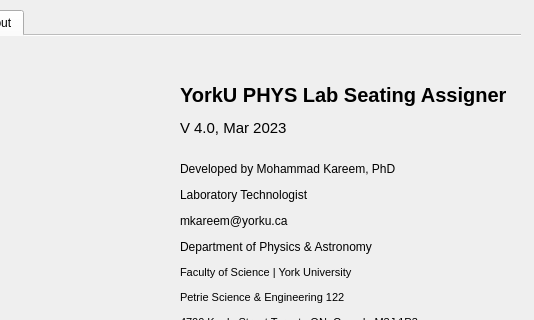
The window that YorkULabSeating_v5.ui (tdgskinner/yorku-phys-lab-seating) describes before a commit, drawn with Qt 5; both pictures show x 220 to 754 and y 0 to 320 of the 754 by 525 pixel window.
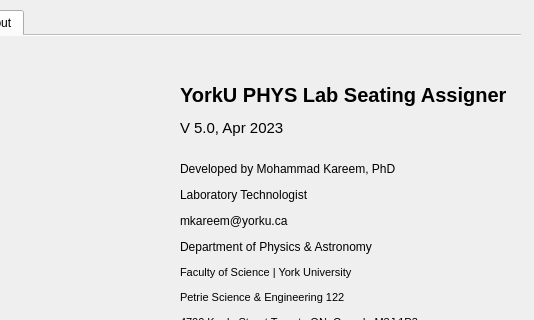
The same window after the commit. The open tabs and pages were chosen to show the change. Icons and pictures are not drawn.

Commit message: exp dropdown implemented

Diff of the .ui file:
```diff
--- a/YorkULabSeating_v5.ui
+++ b/YorkULabSeating_v5.ui
@@ -698,7 +698,7 @@
        </font>
       </property>
       <property name="text">
-       <string>&lt;html&gt;&lt;head/&gt;&lt;body&gt;&lt;p&gt;&lt;span style=&quot; font-size:15pt; font-weight:600;&quot;&gt;YorkU PHYS Lab Seating Assigner&lt;/span&gt;&lt;/p&gt;&lt;p&gt;&lt;span style=&quot; font-size:11pt;&quot;&gt;V 4.0, Mar 2023&lt;/span&gt;&lt;br/&gt;&lt;/p&gt;&lt;p&gt;Developed by Mohammad Kareem, PhD&lt;/p&gt;&lt;p&gt;&lt;span style=&quot; font-family:'Calibri,sans-serif'; color:#000000;&quot;&gt;Laboratory Technologist&lt;/span&gt;&lt;/p&gt;&lt;p&gt;mkareem@yorku.ca&lt;/p&gt;&lt;p&gt;Department of Physics &amp;amp; Astronomy&lt;/p&gt;&lt;p&gt;&lt;span style=&quot; font-size:8.5pt; color:#000000;&quot;&gt;Faculty of Science | &lt;/span&gt;&lt;span style=&quot; font-size:8.5pt; color:#000000; text-transform:uppercase;&quot;&gt;York University&lt;/span&gt;&lt;/p&gt;&lt;p&gt;&lt;span style=&quot; font-size:8.5pt; color:#000000;&quot;&gt;Petrie Science &amp;amp; Engineering 122&lt;/span&gt;&lt;/p&gt;&lt;p&gt;&lt;span style=&quot; font-size:8.5pt; color:#000000;&quot;&gt;4700 Keele Street Toronto ON, Canada M3J 1P3&lt;/span&gt;&lt;/p&gt;&lt;/body&gt;&lt;/html&gt;</string>
+       <string>&lt;html&gt;&lt;head/&gt;&lt;body&gt;&lt;p&gt;&lt;span style=&quot; font-size:15pt; font-weight:600;&quot;&gt;YorkU PHYS Lab Seating Assigner&lt;/span&gt;&lt;/p&gt;&lt;p&gt;&lt;span style=&quot; font-size:11pt;&quot;&gt;V 5.0, Apr 2023&lt;/span&gt;&lt;br/&gt;&lt;/p&gt;&lt;p&gt;Developed by Mohammad Kareem, PhD&lt;/p&gt;&lt;p&gt;&lt;span style=&quot; font-family:'Calibri,sans-serif'; color:#000000;&quot;&gt;Laboratory Technologist&lt;/span&gt;&lt;/p&gt;&lt;p&gt;mkareem@yorku.ca&lt;/p&gt;&lt;p&gt;Department of Physics &amp;amp; Astronomy&lt;/p&gt;&lt;p&gt;&lt;span style=&quot; font-size:8.5pt; color:#000000;&quot;&gt;Faculty of Science | &lt;/span&gt;&lt;span style=&quot; font-size:8.5pt; color:#000000; text-transform:uppercase;&quot;&gt;York University&lt;/span&gt;&lt;/p&gt;&lt;p&gt;&lt;span style=&quot; font-size:8.5pt; color:#000000;&quot;&gt;Petrie Science &amp;amp; Engineering 122&lt;/span&gt;&lt;/p&gt;&lt;p&gt;&lt;span style=&quot; font-size:8.5pt; color:#000000;&quot;&gt;4700 Keele Street Toronto ON, Canada M3J 1P3&lt;/span&gt;&lt;/p&gt;&lt;/body&gt;&lt;/html&gt;</string>
       </property>
      </widget>
      <widget class="QLabel" name="label_9">
```
The commit also changes 2 other files.
